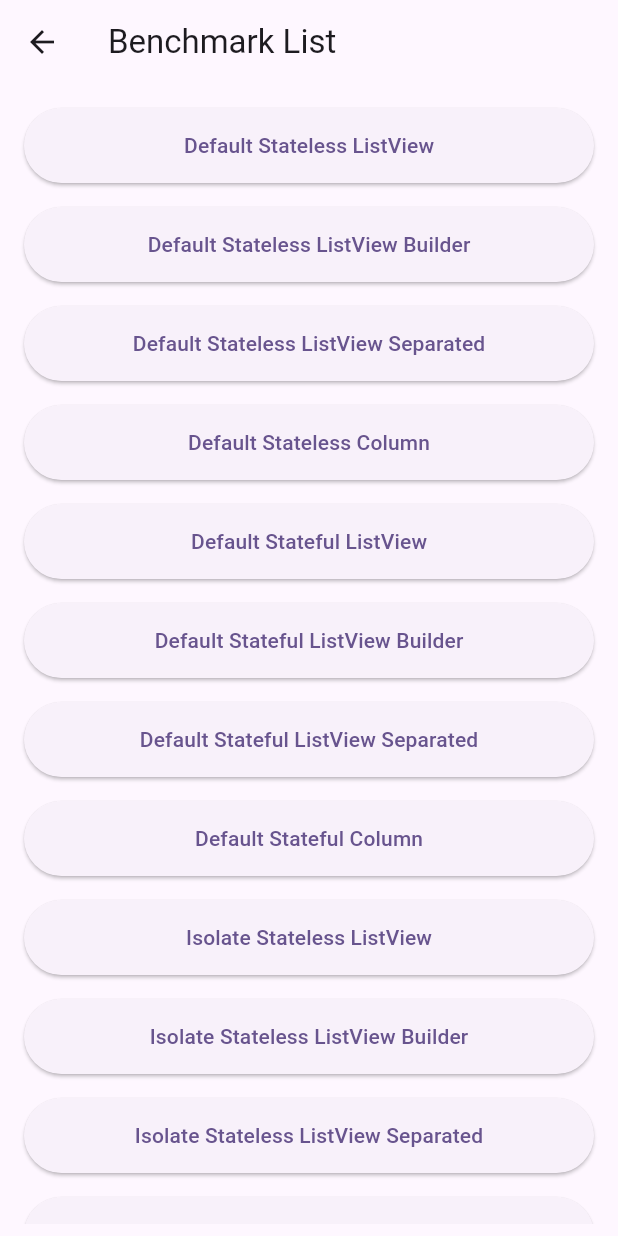
After one commit to JotaJrJr/tcc_app, a Flutter app: the BenchmarkPageList screen opened directly, on a phone screen of 412 x 824 dp. The commit adds this screen. Run offline on Flutter 3.47's test engine with Material 3 defaults, Android fonts, the phone set to English and light mode, and no system bars; our stand-ins replace drift, drift_flutter; accounts and stored records are empty; generated files the repository leaves out were written again.

Commit message:
terminado? nao sei

```diff
--- /dev/null
+++ b/lib/benchmarks/benchmark_page_list.dart
@@ -0,0 +1,130 @@
+import 'package:flutter/material.dart';
+import 'package:todo_app_tcc/benchmarks/benchmark_isolates_page.dart';
+import 'package:todo_app_tcc/benchmarks/benchmark_page.dart';
+
+class BenchmarkPageList extends StatelessWidget {
+  const BenchmarkPageList({super.key});
+
+  @override
+  Widget build(BuildContext context) {
+    _navigateToPage(Widget page) {
+      Navigator.push(context, MaterialPageRoute(builder: (context) => page));
+    }
+
+    return Scaffold(
+      appBar: AppBar(title: const Text('Benchmark List')),
+      body: Padding(
+        padding: const EdgeInsets.all(8.0),
+        child: ListView(
+          children: [
+            PageExampleWidget(
+              name: "Default Stateless ListView",
+              onTap: () => _navigateToPage(BenchmarkList(listFactory: () => MakeStateless(child: makeListView()))),
+            ),
+            PageExampleWidget(
+              name: "Default Stateless ListView Builder",
+              onTap: () => _navigateToPage(BenchmarkList(listFactory: () => MakeStateless(child: makeBuilder()))),
+            ),
+            PageExampleWidget(
+              name: "Default Stateless ListView Separated",
+              onTap: () => _navigateToPage(BenchmarkList(listFactory: () => MakeStateless(child: makeSeparated()))),
+            ),
+            PageExampleWidget(
+              name: "Default Stateless Column",
+              onTap: () => _navigateToPage(BenchmarkList(listFactory: () => MakeStateless(child: makeColumn()))),
+            ),
+            PageExampleWidget(
+              name: "Default Stateful ListView",
+              onTap: () => _navigateToPage(BenchmarkList(listFactory: () => MakeStateful(child: makeListView()))),
+            ),
+            PageExampleWidget(
+              name: "Default Stateful ListView Builder",
+              onTap: () => _navigateToPage(BenchmarkList(listFactory: () => MakeStateful(child: makeBuilder()))),
+            ),
+            PageExampleWidget(
+              name: "Default Stateful ListView Separated",
+              onTap: () => _navigateToPage(BenchmarkList(listFactory: () => MakeStateful(child: makeSeparated()))),
+            ),
+            PageExampleWidget(
+              name: "Default Stateful Column",
+              onTap: () => _navigateToPage(BenchmarkList(listFactory: () => MakeStateful(child: makeColumn()))),
+            ),
+            PageExampleWidget(
+              name: "Isolate Stateless ListView",
+              onTap:
+                  () => _navigateToPage(
+                    BenchmarkListIsolate(listFactory: () => MakeStatelessIsolate(child: makeListViewIsolate())),
+                  ),
+            ),
+            PageExampleWidget(
+              name: "Isolate Stateless ListView Builder",
+              onTap:
+                  () => _navigateToPage(
+                    BenchmarkListIsolate(listFactory: () => MakeStatelessIsolate(child: makeBuilderIsolate())),
+                  ),
+            ),
+            PageExampleWidget(
+              name: "Isolate Stateless ListView Separated",
+              onTap:
+                  () => _navigateToPage(
+                    BenchmarkListIsolate(listFactory: () => MakeStatelessIsolate(child: makeSeparatedIsolate())),
+                  ),
+            ),
+            PageExampleWidget(
+              name: "Isolate Stateless Column",
+              onTap:
+                  () => _navigateToPage(
+                    BenchmarkListIsolate(listFactory: () => MakeStatelessIsolate(child: makeColumnIsolate())),
+                  ),
+            ),
+            PageExampleWidget(
+              name: "Isolate Stateful ListView",
+              onTap:
+                  () => _navigateToPage(
+                    BenchmarkListIsolate(listFactory: () => MakeStatefulIsolate(child: makeListViewIsolate())),
+                  ),
+            ),
+            PageExampleWidget(
+              name: "Isolate Stateful ListView Builder",
+              onTap:
+                  () => _navigateToPage(
+                    BenchmarkListIsolate(listFactory: () => MakeStatefulIsolate(child: makeBuilderIsolate())),
+                  ),
+            ),
+            PageExampleWidget(
+              name: "Isolate Stateful ListView Separated",
+              onTap:
+                  () => _navigateToPage(
+                    BenchmarkListIsolate(listFactory: () => MakeStatefulIsolate(child: makeSeparatedIsolate())),
+                  ),
+            ),
+            PageExampleWidget(
+              name: "Isolate Stateful Column",
+              onTap:
+                  () => _navigateToPage(
+                    BenchmarkListIsolate(listFactory: () => MakeStatefulIsolate(child: makeColumnIsolate())),
+                  ),
+            ),
+          ],
+        ),
+      ),
+    );
+  }
+}
+
+class PageExampleWidget extends StatelessWidget {
+  final String name;
+  final VoidCallback onTap;
+
+  const PageExampleWidget({super.key, required this.name, required this.onTap});
+
+  @override
+  Widget build(BuildContext context) {
+    return Container(
+      height: 50,
+      margin: const EdgeInsets.all(8),
+      width: double.infinity,
+      child: ElevatedButton(onPressed: onTap, child: Text(name)),
+    );
+  }
+}
--- a/lib/domain/entities/note.dart
+++ b/lib/domain/entities/note.dart
@@ -1,3 +1,5 @@
+import 'package:uuid/uuid.dart';
+
 class Note {
   final String? id;
   final String? title;
@@ -9,7 +11,7 @@ class Note {
   factory Note.create({String? id, String? title, String? content}) {
     final now = DateTime.now().millisecondsSinceEpoch;
 
-    return Note(id: id, title: title, content: content, createdAt: now);
+    return Note(id: Uuid().v4(), title: title, content: content, createdAt: now);
   }
 
   Note copyWith({String? id, String? title, String? content}) {
--- /dev/null
+++ b/lib/domain/use_cases/get_all_notes.dart
@@ -0,0 +1,9 @@
+import 'package:todo_app_tcc/domain/repositories/note_repository.dart';
+
+import '../entities/note.dart';
+
+class GetAllNotes {
+  final NoteRepository _noteRepository;
+  GetAllNotes(this._noteRepository);
+  Future<List<Note>> call() => _noteRepository.query();
+}
```
Also changed, not shown: lib/benchmarks/benchmark_isolates_page.dart (+11 -6 lines), lib/benchmarks/benchmark_page.dart (+11 -6 lines), lib/data/daos/note_dao.dart (+6 -16 lines), lib/data/mapper/note_mapper.dart (added, +15 -0 lines), lib/data/repositories/note_repository_impl.dart (added, +45 -0 lines), lib/domain/use_cases/add_note.dart (added, +11 -0 lines), lib/domain/use_cases/delete_note.dart (added, +10 -0 lines), lib/domain/use_cases/get_note_by_id.dart (added, +11 -0 lines), lib/domain/use_cases/update_note.dart (added, +11 -0 lines), lib/features/home/home_page.dart (added, +20 -0 lines), lib/features/home/home_view_model.dart (added, +34 -0 lines), lib/features/home/view/home_page_mobile.dart (added, +83 -0 lines), lib/features/note_edit_add_page/note_edit_add_page.dart (added, +21 -0 lines), lib/features/note_edit_add_page/note_edit_add_view_model.dart (added, +47 -0 lines), 2 more files.
